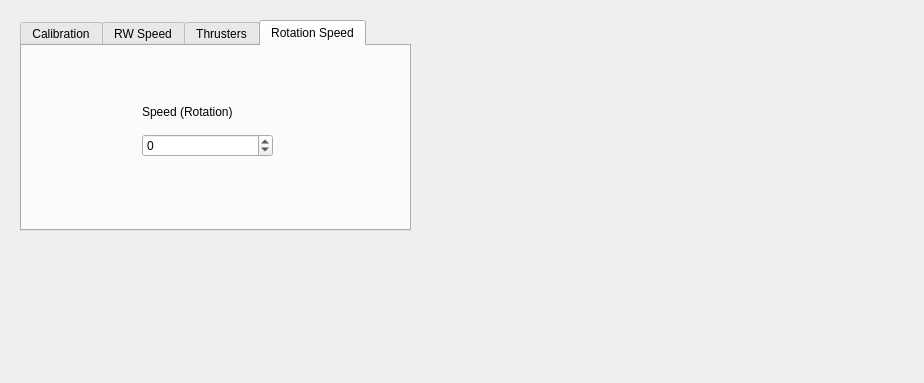
Old version of the form ARVID_GS/support.ui in the repository Eruvae/floatsat5.
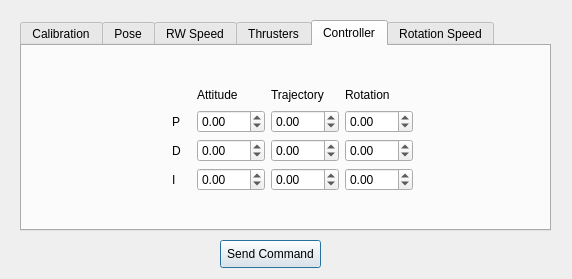
New version of the form. The open tabs and pages were chosen to show the change.

Patch:
```diff
--- a/ARVID_GS/support.ui
+++ b/ARVID_GS/support.ui
@@ -6,8 +6,8 @@
    <rect>
     <x>0</x>
     <y>0</y>
-    <width>924</width>
-    <height>383</height>
+    <width>572</width>
+    <height>279</height>
    </rect>
   </property>
   <property name="windowTitle">
@@ -18,7 +18,7 @@
     <rect>
      <x>20</x>
      <y>20</y>
-     <width>391</width>
+     <width>531</width>
      <height>211</height>
     </rect>
    </property>
@@ -63,6 +63,86 @@
      </layout>
     </widget>
    </widget>
+   <widget class="QWidget" name="tab_5">
+    <attribute name="title">
+     <string>Pose</string>
+    </attribute>
+    <widget class="QWidget" name="layoutWidget_2">
+     <property name="geometry">
+      <rect>
+       <x>200</x>
+       <y>50</y>
+       <width>124</width>
+       <height>88</height>
+      </rect>
+     </property>
+     <layout class="QVBoxLayout" name="verticalLayout_8">
+      <item>
+       <layout class="QHBoxLayout" name="horizontalLayout_5">
+        <item>
+         <widget class="QLabel" name="label_31">
+          <property name="text">
+           <string>X</string>
+          </property>
+         </widget>
+        </item>
+        <item>
+         <widget class="QDoubleSpinBox" name="PoseX">
+          <property name="minimum">
+           <double>-100.000000000000000</double>
+          </property>
+          <property name="maximum">
+           <double>100.000000000000000</double>
+          </property>
+         </widget>
+        </item>
+       </layout>
+      </item>
+      <item>
+       <layout class="QHBoxLayout" name="horizontalLayout_4">
+        <item>
+         <widget class="QLabel" name="label_32">
+          <property name="text">
+           <string>Y</string>
+          </property>
+         </widget>
+        </item>
+        <item>
+         <widget class="QDoubleSpinBox" name="PoseY">
+          <property name="minimum">
+           <double>-100.000000000000000</double>
+          </property>
+          <property name="maximum">
+           <double>100.000000000000000</double>
+          </property>
+         </widget>
+        </item>
+       </layout>
+      </item>
+      <item>
+       <layout class="QHBoxLayout" name="horizontalLayout_3">
+        <item>
+         <widget class="QLabel" name="label_33">
+          <property name="text">
+           <string>YAW</string>
+          </property>
+         </widget>
+        </item>
+        <item>
+         <widget class="QDoubleSpinBox" name="PoseYaw">
+          <property name="minimum">
+           <double>-100.000000000000000</double>
+          </property>
+          <property name="maximum">
+           <double>100.000000000000000</double>
+          </property>
+         </widget>
+        </item>
+       </layout>
+      </item>
+     </layout>
+    </widget>
+   </widget>
    <widget class="QWidget" name="tab_2">
     <attribute name="title">
      <string>RW Speed</string>
@@ -138,6 +218,155 @@
      </layout>
     </widget>
    </widget>
+   <widget class="QWidget" name="tab_6">
+    <attribute name="title">
+     <string>Controller</string>
+    </attribute>
+    <widget class="QWidget" name="layoutWidget_9">
+     <property name="geometry">
+      <rect>
+       <x>150</x>
+       <y>40</y>
+       <width>241</width>
+       <height>105</height>
+      </rect>
+     </property>
+     <layout class="QGridLayout" name="gridLayout_3">
+      <item row="0" column="1">
+       <widget class="QLabel" name="label_35">
+        <property name="text">
+         <string>Attitude</string>
+        </property>
+       </widget>
+      </item>
+      <item row="0" column="2">
+       <widget class="QLabel" name="label_36">
+        <property name="text">
+         <string>Trajectory</string>
+        </property>
+       </widget>
+      </item>
+      <item row="0" column="3">
+       <widget class="QLabel" name="label_37">
+        <property name="text">
+         <string>Rotation</string>
+        </property>
+       </widget>
+      </item>
+      <item row="1" column="0">
+       <widget class="QLabel" name="label_38">
+        <property name="text">
+         <string>P</string>
+        </property>
+       </widget>
+      </item>
+      <item row="1" column="1">
+       <widget class="QDoubleSpinBox" name="attP_3">
+        <property name="minimum">
+         <double>-100.000000000000000</double>
+        </property>
+        <property name="maximum">
+         <double>100.000000000000000</double>
+        </property>
+       </widget>
+      </item>
+      <item row="1" column="2">
+       <widget class="QDoubleSpinBox" name="trajP_3">
+        <property name="minimum">
+         <double>-100.000000000000000</double>
+        </property>
+        <property name="maximum">
+         <double>100.000000000000000</double>
+        </property>
+       </widget>
+      </item>
+      <item row="1" column="3">
+       <widget class="QDoubleSpinBox" name="rotP_3">
+        <property name="minimum">
+         <double>-100.000000000000000</double>
+        </property>
+        <property name="maximum">
+         <double>100.000000000000000</double>
+        </property>
+       </widget>
+      </item>
+      <item row="2" column="0">
+       <widget class="QLabel" name="label_39">
+        <property name="text">
+         <string>D</string>
+        </property>
+       </widget>
+      </item>
+      <item row="2" column="1">
+       <widget class="QDoubleSpinBox" name="attD_3">
+        <property name="minimum">
+         <double>-100.000000000000000</double>
+        </property>
+        <property name="maximum">
+         <double>100.000000000000000</double>
+        </property>
+       </widget>
+      </item>
+      <item row="2" column="2">
+       <widget class="QDoubleSpinBox" name="trajD_3">
+        <property name="minimum">
+         <double>-100.000000000000000</double>
+        </property>
+        <property name="maximum">
+         <double>100.000000000000000</double>
+        </property>
+       </widget>
+      </item>
+      <item row="2" column="3">
+       <widget class="QDoubleSpinBox" name="rotD_3">
+        <property name="minimum">
+         <double>-100.000000000000000</double>
+        </property>
+        <property name="maximum">
+         <double>100.000000000000000</double>
+        </property>
+       </widget>
+      </item>
+      <item row="3" column="0">
+       <widget class="QLabel" name="label_40">
+        <property name="text">
+         <string>I</string>
+        </property>
+       </widget>
+      </item>
+      <item row="3" column="1">
+       <widget class="QDoubleSpinBox" name="attI_3">
+        <property name="minimum">
+         <double>-100.000000000000000</double>
+        </property>
+        <property name="maximum">
+         <double>100.000000000000000</double>
+        </property>
+       </widget>
+      </item>
+      <item row="3" column="2">
+       <widget class="QDoubleSpinBox" name="trajI_3">
+        <property name="minimum">
+         <double>-100.000000000000000</double>
+        </property>
+        <property name="maximum">
+         <double>100.000000000000000</double>
+        </property>
+       </widget>
+      </item>
+      <item row="3" column="3">
+       <widget class="QDoubleSpinBox" name="rotI_3">
+        <property name="minimum">
+         <double>-100.000000000000000</double>
+        </property>
+        <property name="maximum">
+         <double>100.000000000000000</double>
+        </property>
+       </widget>
+      </item>
+     </layout>
+    </widget>
+   </widget>
    <widget class="QWidget" name="tab_4">
     <attribute name="title">
      <string>Rotation Speed</string>
@@ -145,7 +374,7 @@
     <widget class="QWidget" name="layoutWidget_10">
      <property name="geometry">
       <rect>
-       <x>120</x>
+       <x>190</x>
        <y>50</y>
        <width>131</width>
        <height>61</height>
@@ -176,6 +405,19 @@
     </widget>
    </widget>
   </widget>
+  <widget class="QPushButton" name="pushButton">
+   <property name="geometry">
+    <rect>
+     <x>220</x>
+     <y>240</y>
+     <width>101</width>
+     <height>28</height>
+    </rect>
+   </property>
+   <property name="text">
+    <string>Send Command</string>
+   </property>
+  </widget>
  </widget>
  <resources/>
  <connections/>
```
Left out of the diff: 10 changed lines with no effect on the pictures.
